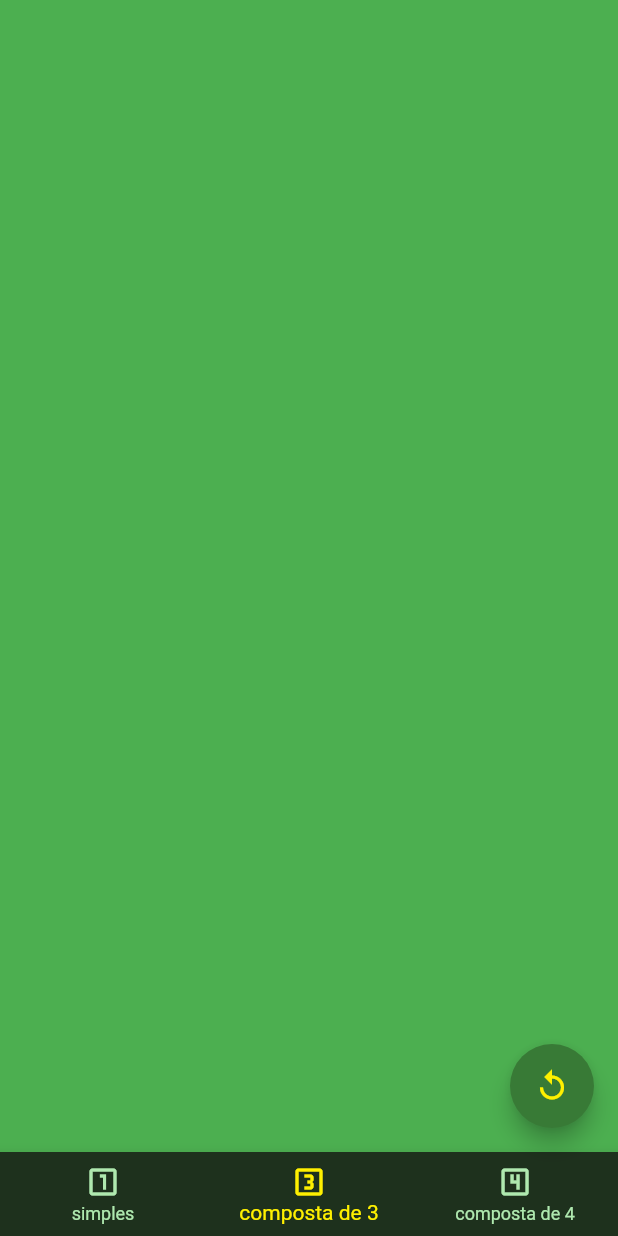
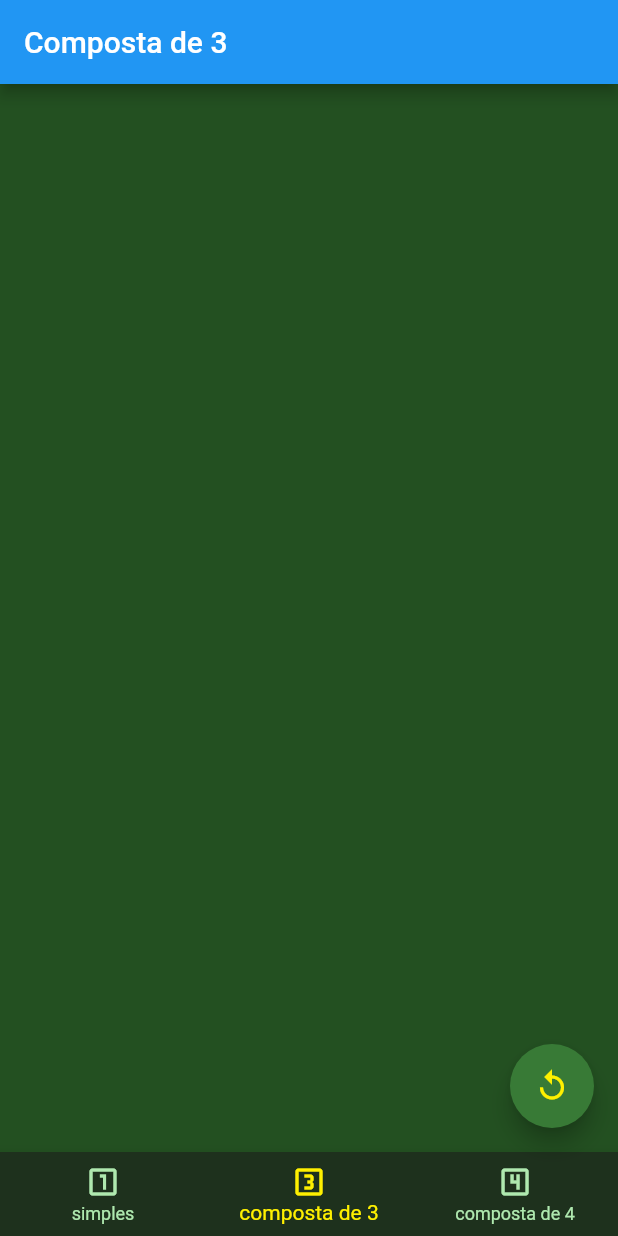
Before and after one commit to luizcarlosdev/cross_multiply, a Flutter app: the screen it shows after launch, swiped to page 2, on a phone screen of 412 x 824 dp. Run offline on Flutter 3.47's test engine with Material 2 defaults, Android fonts, the phone set to English and light mode, and no system bars; our stand-ins replace google_fonts.

Commit message:
compund three page scaffold

```diff
--- a/lib/pages/compound_three_page.dart
+++ b/lib/pages/compound_three_page.dart
@@ -5,8 +5,10 @@ class CompoundThreePage extends StatelessWidget {
 
   @override
   Widget build(BuildContext context) {
-    return Container(
-      color: Colors.green,
+    return Scaffold(
+      appBar: AppBar(
+        title: Text("Composta de 3"),
+      ),
     );
   }
 }
```
